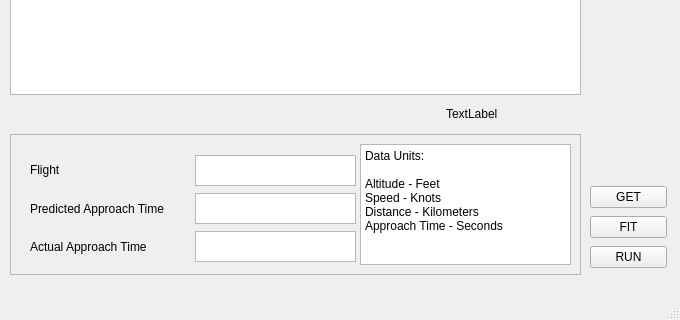
This is FR24Analyzer/UI/FR24Analyzer.ui in cmbahadir/FR24Analyzer as Qt 5 draws it before an edit; both pictures show x 0 to 680 and y 326 to 646 of the 680 by 646 pixel window. The edited form follows.
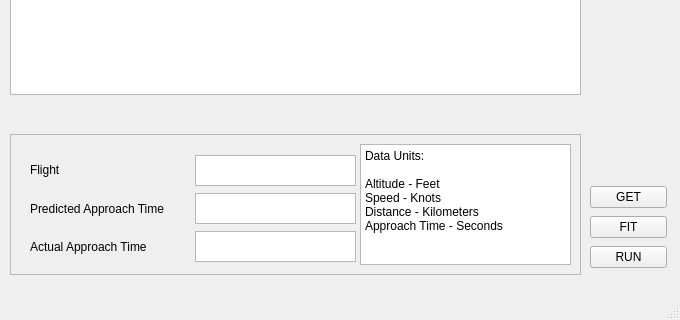
This is the edited form.

```diff
--- a/FR24Analyzer/UI/FR24Analyzer.ui
+++ b/FR24Analyzer/UI/FR24Analyzer.ui
@@ -96,7 +96,7 @@
 &lt;p style=&quot;-qt-paragraph-type:empty; margin-top:0px; margin-bottom:0px; margin-left:0px; margin-right:0px; -qt-block-indent:0; text-indent:0px;&quot;&gt;&lt;br /&gt;&lt;/p&gt;&lt;/body&gt;&lt;/html&gt;</string>
      </property>
     </widget>
-    <widget class="QWidget" name="">
+    <widget class="QWidget" name="layoutWidget">
      <property name="geometry">
       <rect>
        <x>20</x>
@@ -189,14 +189,14 @@
    <widget class="QLabel" name="rowCount">
     <property name="geometry">
      <rect>
-      <x>446</x>
+      <x>426</x>
       <y>430</y>
-      <width>131</width>
+      <width>151</width>
       <height>20</height>
      </rect>
     </property>
     <property name="text">
-     <string>TextLabel</string>
+     <string/>
     </property>
    </widget>
    <widget class="QWidget" name="layoutWidget">
```
